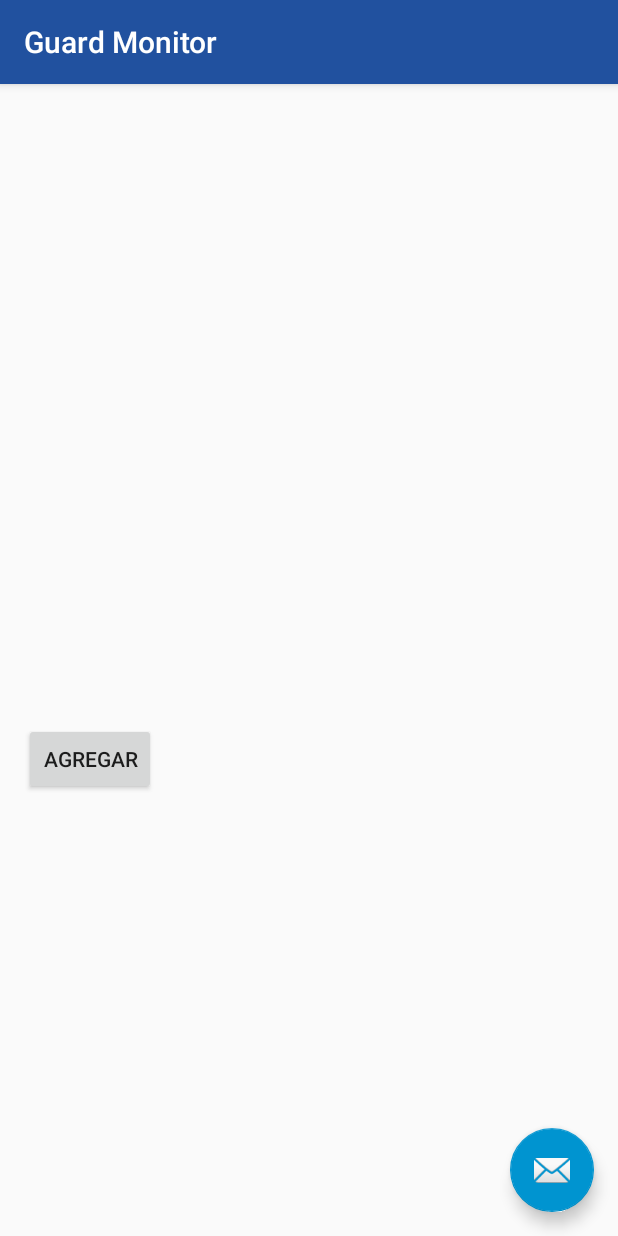
After one commit to mrljaime/guardMonitor, an Android app: the RollCallActivity screen opened directly, with no data from a screen before it, on a phone screen of 412 x 824 dp. The commit adds this screen. Run offline under Robolectric (Android 15) with nearby library versions, the phone set to English and light mode, and no system bars.

Commit message:
ListView insted RecyclerView

```diff
--- /dev/null
+++ b/app/src/main/java/com/tilatina/guardmonitor/RollCallActivity.java
@@ -0,0 +1,64 @@
+package com.tilatina.guardmonitor;
+
+import android.app.ListActivity;
+import android.os.Bundle;
+import android.support.design.widget.FloatingActionButton;
+import android.support.design.widget.Snackbar;
+import android.support.v7.app.AppCompatActivity;
+import android.support.v7.widget.DefaultItemAnimator;
+import android.support.v7.widget.LinearLayoutManager;
+import android.support.v7.widget.RecyclerView;
+import android.support.v7.widget.Toolbar;
+import android.util.Log;
+import android.view.View;
+import android.view.ViewGroup;
+import android.widget.Button;
+import android.widget.ListView;
+
+import com.tilatina.guardmonitor.Utilities.Person;
+import com.tilatina.guardmonitor.Utilities.PersonAdapter;
+import com.tilatina.guardmonitor.Utilities.Preferences;
+
+import java.util.ArrayList;
+import java.util.List;
+
+public class RollCallActivity extends AppCompatActivity{
+
+    ArrayList<Person> persons = new ArrayList<>();
+    ListView listView;
+    PersonAdapter personAdapter;
+
+    @Override
+    protected void onCreate(Bundle savedInstanceState) {
+        super.onCreate(savedInstanceState);
+        setContentView(R.layout.activity_roll_call);
+        Toolbar toolbar = (Toolbar) findViewById(R.id.toolbar);
+        setSupportActionBar(toolbar);
+
+        listView = (ListView) findViewById(R.id.rollCallRecycler);
+        listView.setAdapter(personAdapter = new PersonAdapter(this, persons));
+
+
+        Button addItem = (Button) findViewById(R.id.addItem);
+        addItem.setOnClickListener(new View.OnClickListener() {
+            @Override
+            public void onClick(View v) {
+                Person person = new Person();
+                Log.d(Preferences.MYPREFERENCES, "Creando un nuevo elemento persona.");
+                persons.add(person);
+                Log.d(Preferences.MYPREFERENCES, String.format("Conteo de personas = %s", persons.size()));
+                personAdapter.notifyDataSetChanged();
+            }
+        });
+
+        FloatingActionButton fab = (FloatingActionButton) findViewById(R.id.fab);
+        fab.setOnClickListener(new View.OnClickListener() {
+            @Override
+            public void onClick(View view) {
+                Snackbar.make(view, "Replace with your own action", Snackbar.LENGTH_LONG)
+                        .setAction("Action", null).show();
+            }
+        });
+    }
+
+}
--- /dev/null
+++ b/app/src/main/java/com/tilatina/guardmonitor/Utilities/PersonAdapter.java
@@ -0,0 +1,74 @@
+package com.tilatina.guardmonitor.Utilities;
+
+import android.content.Context;
+import android.util.Log;
+import android.view.LayoutInflater;
+import android.view.MotionEvent;
+import android.view.View;
+import android.view.ViewGroup;
+import android.widget.BaseAdapter;
+import android.widget.Button;
+import android.widget.EditText;
+import android.widget.ListAdapter;
+import android.widget.ListView;
+
+import com.tilatina.guardmonitor.R;
+
+import java.util.ArrayList;
+import java.util.List;
+
+
+/**
+ * Created by jaime on 19/04/16.
+ */
+public class PersonAdapter extends BaseAdapter implements ListAdapter{
+
+    private ArrayList<Person> persons;
+    private Context context;
+
+    public PersonAdapter(Context context, ArrayList<Person> persons) {
+        this.persons = persons;
+        this.context = context;
+    }
+
+    @Override
+    public int getCount() {
+        return persons.size();
+    }
+
+    @Override
+    public Object getItem(int position) {
+        return persons.get(position);
+    }
+
+    @Override
+    public long getItemId(int position) {
+        return position;
+    }
+
+    @Override
+    public View getView(final int position, View convertView, ViewGroup parent) {
+        View row = convertView;
+
+        if (row == null) {
+            LayoutInflater layoutInflater =(LayoutInflater)
+                    context.getSystemService(Context.LAYOUT_INFLATER_SERVICE);
+            row = layoutInflater.inflate(R.layout.roll_call_row, null);
+        }
+
+        EditText name = (EditText) row.findViewById(R.id.personName);
+        final String text = name.getText().toString();
+
+
+        Button button = (Button) row.findViewById(R.id.deletePerson);
+        button.setOnClickListener(new View.OnClickListener() {
+            @Override
+            public void onClick(View v) {
+                persons.remove(position);
+                notifyDataSetChanged();
+            }
+        });
+
+        return row;
+    }
+}
--- /dev/null
+++ b/app/src/main/res/layout/activity_roll_call.xml
@@ -0,0 +1,34 @@
+<?xml version="1.0" encoding="utf-8"?>
+<android.support.design.widget.CoordinatorLayout xmlns:android="http://schemas.android.com/apk/res/android"
+    xmlns:app="http://schemas.android.com/apk/res-auto"
+    xmlns:tools="http://schemas.android.com/tools"
+    android:layout_width="match_parent"
+    android:layout_height="match_parent"
+    android:fitsSystemWindows="true"
+    tools:context="com.tilatina.guardmonitor.RollCallActivity">
+
+    <android.support.design.widget.AppBarLayout
+        android:layout_width="match_parent"
+        android:layout_height="wrap_content"
+        android:theme="@style/AppTheme.AppBarOverlay">
+
+        <android.support.v7.widget.Toolbar
+            android:id="@+id/toolbar"
+            android:layout_width="match_parent"
+            android:layout_height="?attr/actionBarSize"
+            android:background="?attr/colorPrimary"
+            app:popupTheme="@style/AppTheme.PopupOverlay" />
+
+    </android.support.design.widget.AppBarLayout>
+
+    <include layout="@layout/content_roll_call" />
+
+    <android.support.design.widget.FloatingActionButton
+        android:id="@+id/fab"
+        android:layout_width="wrap_content"
+        android:layout_height="wrap_content"
+        android:layout_gravity="bottom|end"
+        android:layout_margin="@dimen/fab_margin"
+        android:src="@android:drawable/ic_dialog_email" />
+
+</android.support.design.widget.CoordinatorLayout>
--- /dev/null
+++ b/app/src/main/res/layout/content_roll_call.xml
@@ -0,0 +1,32 @@
+<?xml version="1.0" encoding="utf-8"?>
+<RelativeLayout xmlns:android="http://schemas.android.com/apk/res/android"
+    xmlns:app="http://schemas.android.com/apk/res-auto"
+    xmlns:tools="http://schemas.android.com/tools"
+    android:layout_width="match_parent"
+    android:layout_height="match_parent"
+    android:paddingBottom="@dimen/activity_vertical_margin"
+    android:paddingLeft="@dimen/activity_horizontal_margin"
+    android:paddingRight="@dimen/activity_horizontal_margin"
+    android:paddingTop="@dimen/activity_vertical_margin"
+    app:layout_behavior="@string/appbar_scrolling_view_behavior"
+    tools:context="com.tilatina.guardmonitor.RollCallActivity"
+    tools:showIn="@layout/activity_roll_call">
+
+    <ListView
+        android:layout_width="match_parent"
+        android:layout_height="400dp"
+        android:focusable="false"
+        android:descendantFocusability="beforeDescendants"
+        android:id="@+id/rollCallRecycler">
+    </ListView>
+
+    <Button
+        android:layout_width="wrap_content"
+        android:layout_height="wrap_content"
+        android:text="Agregar"
+        android:id="@+id/addItem"
+        android:layout_below="@+id/rollCallRecycler"
+        android:layout_alignParentLeft="true"
+        android:layout_alignParentStart="true"
+        android:layout_marginTop="10dp" />
+</RelativeLayout>
--- /dev/null
+++ b/app/src/main/res/layout/roll_call_dialog.xml
@@ -0,0 +1,6 @@
+<?xml version="1.0" encoding="utf-8"?>
+<LinearLayout xmlns:android="http://schemas.android.com/apk/res/android"
+    android:orientation="vertical" android:layout_width="match_parent"
+    android:layout_height="match_parent">
+
+</LinearLayout>
--- a/app/src/main/res/values/strings.xml
+++ b/app/src/main/res/values/strings.xml
@@ -3,4 +3,5 @@
     <string name="action_settings">Settings</string>
     <string name="title_activity_main">MainActivity</string>
     <string name="title_activity_novelty">NoveltyActivity</string>
+    <string name="title_activity_roll_call">RollCallActivity</string>
 </resources>
```
Also changed, not shown: app/src/main/AndroidManifest.xml (+7 -2 lines), app/src/main/java/com/tilatina/guardmonitor/MainActivity.java (+11 -0 lines), app/src/main/java/com/tilatina/guardmonitor/Utilities/Person.java (added, +25 -0 lines), app/src/main/res/layout/roll_call_row.xml (added, +27 -0 lines).
